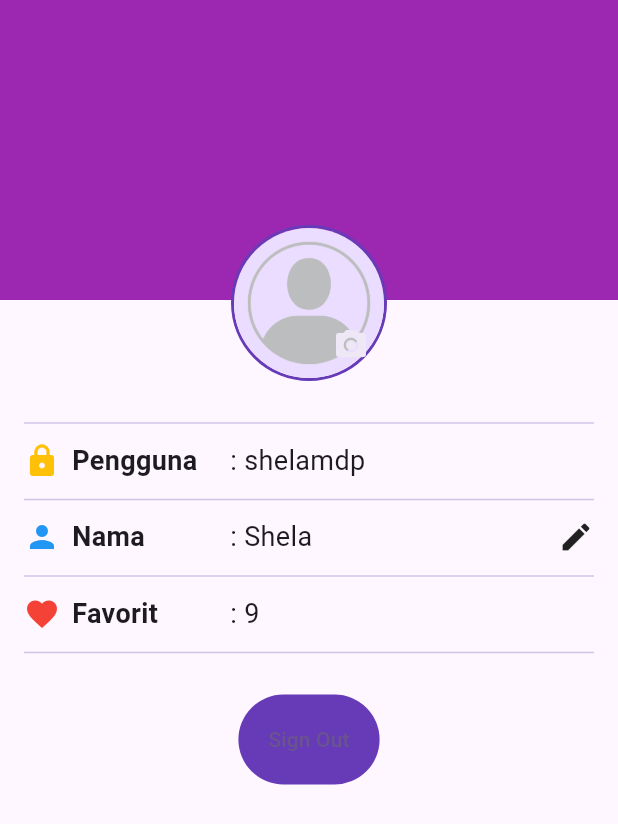
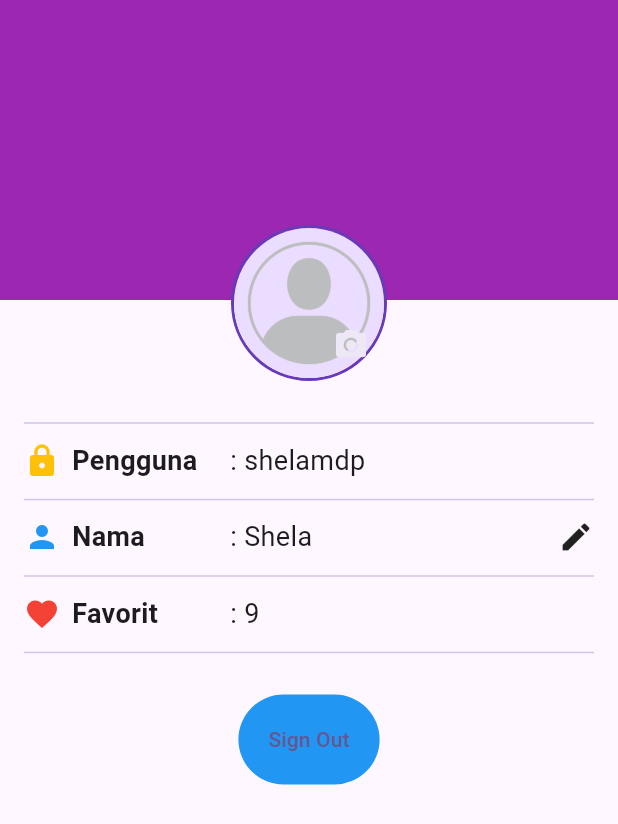
Before and after one commit to Mobile-Programming-MDP/materi-latihan-flutter-shela-2226250087, a Flutter app: the screen it shows after launch, on a phone screen of 412 x 824 dp. Shown: the top 824 px of the screen. Run offline on Flutter 3.47's test engine with Material 2 defaults, Android fonts, the phone set to English and light mode, and no system bars.

Commit message:
profile_screen_shela_selesai1
menghilangkan tulisan debug di pojok
ganti warna tulisan sign out

```diff
--- a/wisata_candi/lib/main.dart
+++ b/wisata_candi/lib/main.dart
@@ -15,6 +15,7 @@ class MyApp extends StatelessWidget {
   Widget build(BuildContext context) {
     return MaterialApp(
       title: 'Wisata Candi',
+      debugShowCheckedModeBanner: false,
       theme: ThemeData(
         colorScheme: ColorScheme.fromSeed(seedColor: Colors.deepPurple),
         useMaterial3: true,
--- a/wisata_candi/lib/screens/profile_screen.dart
+++ b/wisata_candi/lib/screens/profile_screen.dart
@@ -122,7 +122,7 @@ class _ProfileScreenState extends State<ProfileScreen> {
                             onPressed: () {},
                             child: Text('Sign Out'),
                             style: TextButton.styleFrom(
-                                backgroundColor: Colors.deepPurple,
+                                backgroundColor: Colors.blue,
                                 padding: const EdgeInsets.all(20),
                                 elevation: 5),
                           )
@@ -130,7 +130,7 @@ class _ProfileScreenState extends State<ProfileScreen> {
                             onPressed: () {},
                             child: Text('Sign In'),
                             style: TextButton.styleFrom(
-                                backgroundColor: Colors.deepPurple,
+                                backgroundColor: Colors.white,
                                 padding: const EdgeInsets.all(20),
                                 elevation: 5),
                           )
```
